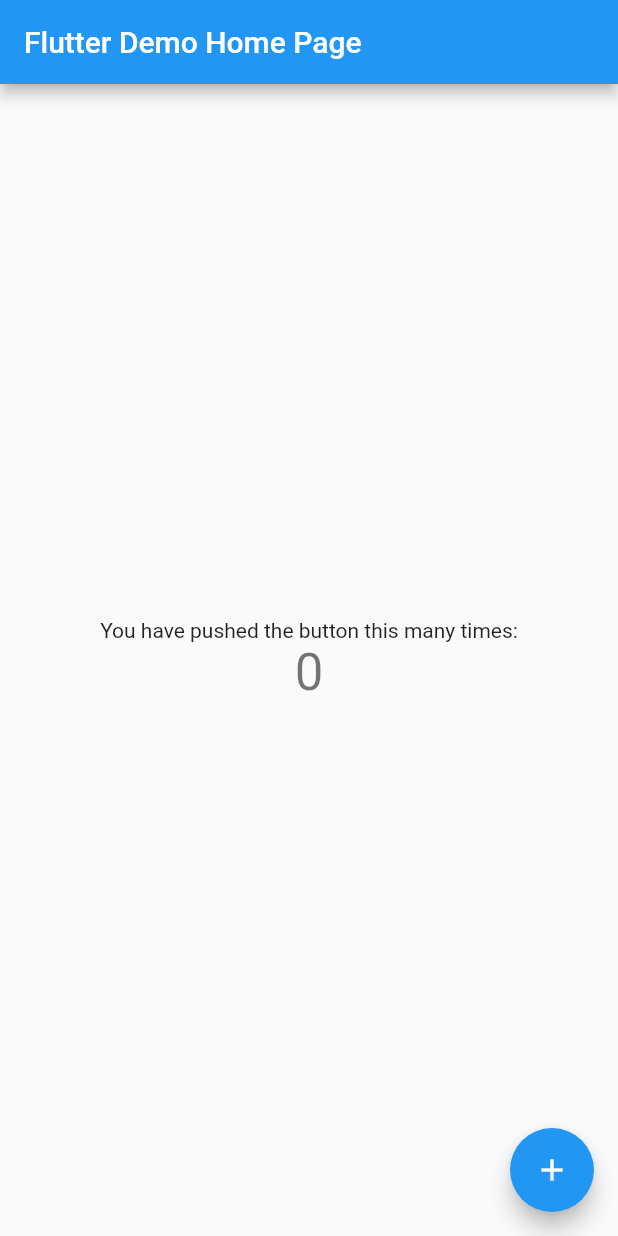
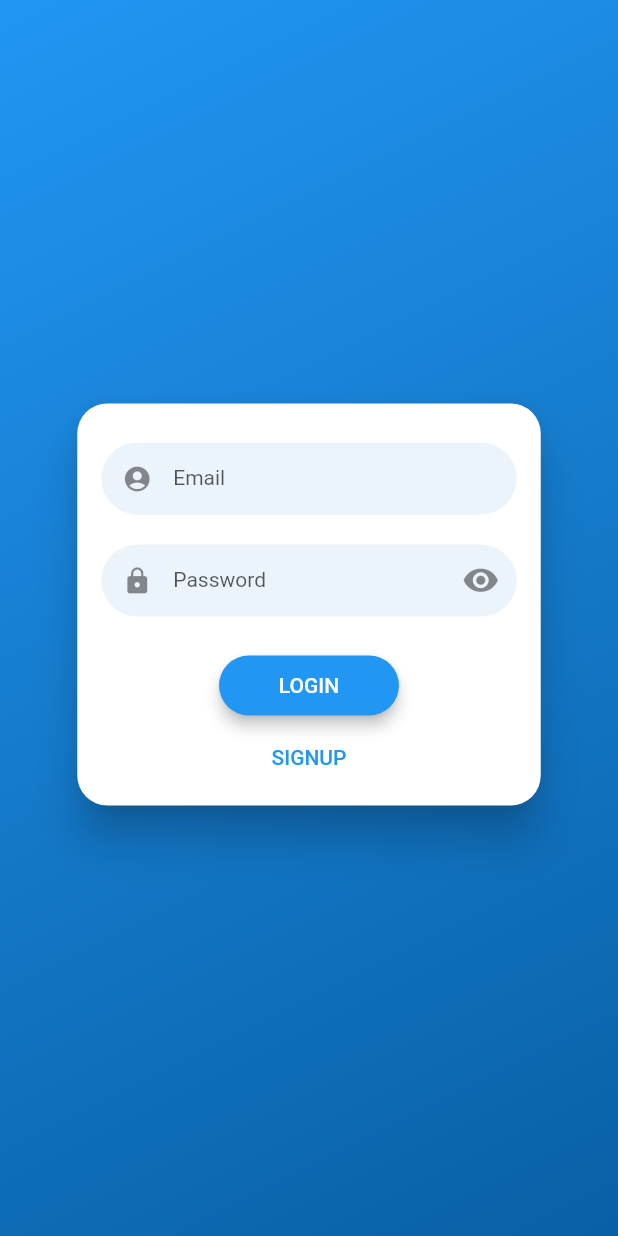
Before and after one commit to alibeyaz1/PattyApp, a Flutter app: the screen it shows after launch, on a phone screen of 412 x 824 dp. Run offline on Flutter 3.47's test engine with Material 2 defaults, Android fonts, the phone set to English and light mode, and no system bars; drawn by our look-alikes of flutter_login.

Commit message:
create signup and signin page

```diff
--- /dev/null
+++ b/lib/auth.dart
@@ -0,0 +1,54 @@
+import 'dart:convert';
+
+import 'package:http/http.dart' as http;
+
+import 'package:flutter/material.dart';
+import 'package:flutter_login/flutter_login.dart';
+
+import 'home.dart';
+
+class Auth extends StatelessWidget {
+  Future<String> _signupUser(LoginData data) async {
+    print('Name: ${data.name}, Password: ${data.password}');
+
+    var url = Uri.parse('http://localhost:3000/api/auth/signup');
+
+    var response = await http.post(url, body: {
+      'username': "",
+      'password': data.password,
+      'email': data.name,
+      'isSeller': "",
+      'adress': ""
+    });
+    print(response.body);
+    return "";
+  }
+
+  Future<String> _loginUser(LoginData data) async {
+    var url = Uri.parse('http://localhost:3000/api/auth/login');
+
+    var response = await http.post(url, body: {
+      'username': "",
+      'password': data.password,
+      'email': data.name,
+      'isSeller': "",
+      'adress': ""
+    });
+
+    return jsonDecode(response.body)["message"];
+  }
+
+  @override
+  Widget build(BuildContext context) {
+    return FlutterLogin(
+      onSignup: _signupUser,
+      onLogin: _loginUser,
+      hideForgotPasswordButton: true,
+      onSubmitAnimationCompleted: () {
+        Navigator.of(context).pushReplacement(MaterialPageRoute(
+          builder: (context) => Home(),
+        ));
+      },
+    );
+  }
+}
--- a/lib/main.dart
+++ b/lib/main.dart
@@ -1,3 +1,4 @@
+import 'package:PattyApp/auth.dart';
 import 'package:flutter/material.dart';
 
 void main() {
@@ -5,43 +6,21 @@ void main() {
 }
 
 class MyApp extends StatelessWidget {
-  // This widget is the root of your application.
   @override
   Widget build(BuildContext context) {
     return MaterialApp(
       title: 'Flutter Demo',
       theme: ThemeData(
-        // This is the theme of your application.
-        //
-        // Try running your application with "flutter run". You'll see the
-        // application has a blue toolbar. Then, without quitting the app, try
-        // changing the primarySwatch below to Colors.green and then invoke
-        // "hot reload" (press "r" in the console where you ran "flutter run",
-        // or simply save your changes to "hot reload" in a Flutter IDE).
-        // Notice that the counter didn't reset back to zero; the application
-        // is not restarted.
         primarySwatch: Colors.blue,
-        // This makes the visual density adapt to the platform that you run
-        // the app on. For desktop platforms, the controls will be smaller and
-        // closer together (more dense) than on mobile platforms.
         visualDensity: VisualDensity.adaptivePlatformDensity,
       ),
-      home: MyHomePage(title: 'Flutter Demo Home Page'),
+      home: MyHomePage(title: 'Patty App'),
     );
   }
 }
 
 class MyHomePage extends StatefulWidget {
   MyHomePage({Key key, this.title}) : super(key: key);
-
-  // This widget is the home page of your application. It is stateful, meaning
-  // that it has a State object (defined below) that contains fields that affect
-  // how it looks.
-
-  // This class is the configuration for the state. It holds the values (in this
-  // case the title) provided by the parent (in this case the App widget) and
-  // used by the build method of the State. Fields in a Widget subclass are
-  // always marked "final".
 
   final String title;
 
@@ -50,68 +29,10 @@ class MyHomePage extends StatefulWidget {
 }
 
 class _MyHomePageState extends State<MyHomePage> {
-  int _counter = 0;
-
-  void _incrementCounter() {
-    setState(() {
-      // This call to setState tells the Flutter framework that something has
-      // changed in this State, which causes it to rerun the build method below
-      // so that the display can reflect the updated values. If we changed
-      // _counter without calling setState(), then the build method would not be
-      // called again, and so nothing would appear to happen.
-      _counter++;
-    });
-  }
-
   @override
   Widget build(BuildContext context) {
-    // This method is rerun every time setState is called, for instance as done
-    // by the _incrementCounter method above.
-    //
-    // The Flutter framework has been optimized to make rerunning build methods
-    // fast, so that you can just rebuild anything that needs updating rather
-    // than having to individually change instances of widgets.
     return Scaffold(
-      appBar: AppBar(
-        // Here we take the value from the MyHomePage object that was created by
-        // the App.build method, and use it to set our appbar title.
-        title: Text(widget.title),
-      ),
-      body: Center(
-        // Center is a layout widget. It takes a single child and positions it
-        // in the middle of the parent.
-        child: Column(
-          // Column is also a layout widget. It takes a list of children and
-          // arranges them vertically. By default, it sizes itself to fit its
-          // children horizontally, and tries to be as tall as its parent.
-          //
-          // Invoke "debug painting" (press "p" in the console, choose the
-          // "Toggle Debug Paint" action from the Flutter Inspector in Android
-          // Studio, or the "Toggle Debug Paint" command in Visual Studio Code)
-          // to see the wireframe for each widget.
-          //
-          // Column has various properties to control how it sizes itself and
-          // how it positions its children. Here we use mainAxisAlignment to
-          // center the children vertically; the main axis here is the vertical
-          // axis because Columns are vertical (the cross axis would be
-          // horizontal).
-          mainAxisAlignment: MainAxisAlignment.center,
-          children: <Widget>[
-            Text(
-              'You have pushed the button this many times:',
-            ),
-            Text(
-              '$_counter',
-              style: Theme.of(context).textTheme.headline4,
-            ),
-          ],
-        ),
-      ),
-      floatingActionButton: FloatingActionButton(
-        onPressed: _incrementCounter,
-        tooltip: 'Increment',
-        child: Icon(Icons.add),
-      ), // This trailing comma makes auto-formatting nicer for build methods.
+      body: Auth(),
     );
   }
 }
--- a/pubspec.yaml
+++ b/pubspec.yaml
@@ -23,6 +23,9 @@ environment:
 dependencies:
   flutter:
     sdk: flutter
+  flutter_login: ^1.1.0
+  http: ^0.13.1
+
 
 
   # The following adds the Cupertino Icons font to your application.
```
Also changed, not shown: lib/home.dart (added, +14 -0 lines), pubspec.lock, 1 other file.
